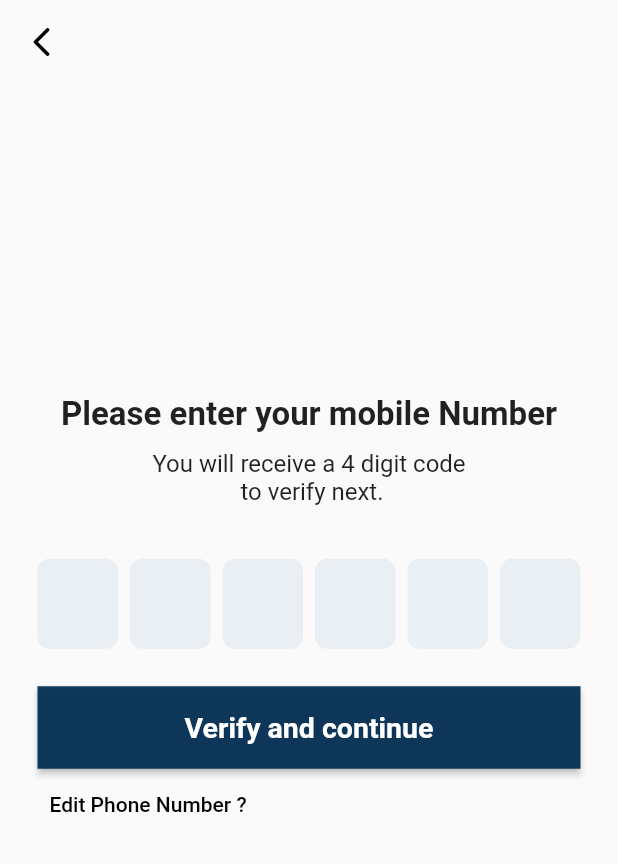
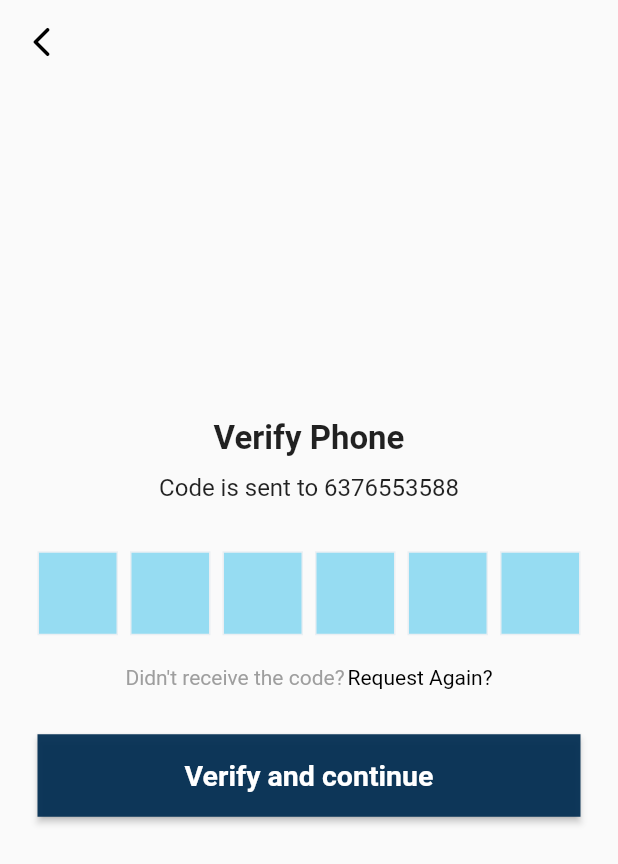
Before and after one commit to Nitinjiwnani/Liveasy_task, a Flutter app: the ScreenThree screen opened by its route, after a tap on "Verify and continue", on a phone screen of 412 x 824 dp. Shown: the top 864 px of the screen. Run offline on Flutter 3.47's test engine with Material 2 defaults, Android fonts, the phone set to English and light mode, and no system bars; drawn by our look-alikes of pinput; our stand-ins replace firebase_auth, firebase_core; missing offline and left inert: country_list_pick; accounts and stored records are empty; network calls fail.

```diff
--- a/lib/screens/screen_three.dart
+++ b/lib/screens/screen_three.dart
@@ -1,8 +1,10 @@
 import 'dart:ui';
 
+import 'package:firebase_auth/firebase_auth.dart';
 import 'package:flutter/material.dart';
 import 'package:flutter/src/widgets/container.dart';
 import 'package:flutter/src/widgets/framework.dart';
+import 'package:liveasy_task/screens/screen_two.dart';
 import 'package:pinput/pinput.dart';
 
 class ScreenThree extends StatefulWidget {
@@ -13,6 +15,7 @@ class ScreenThree extends StatefulWidget {
 }
 
 class _ScreenThreeState extends State<ScreenThree> {
+  final FirebaseAuth auth = FirebaseAuth.instance;
   @override
   Widget build(BuildContext context) {
     final defaultPinTheme = PinTheme(
@@ -38,6 +41,7 @@ class _ScreenThreeState extends State<ScreenThree> {
         color: Color.fromRGBO(234, 239, 243, 1),
       ),
     );
+    var code = "";
     return Scaffold(
       extendBodyBehindAppBar: true,
       appBar: AppBar(
@@ -61,32 +65,74 @@ class _ScreenThreeState extends State<ScreenThree> {
           mainAxisAlignment: MainAxisAlignment.center,
           children: [
             Text(
-              'Please enter your mobile Number',
+              'Verify Phone',
               style: TextStyle(fontSize: 22, fontWeight: FontWeight.bold),
             ),
             SizedBox(
               height: 10,
             ),
             Text(
-              'You will receive a 4 digit code \n to verify next.',
+              'Code is sent to 6376553588',
               style: TextStyle(fontSize: 16),
               textAlign: TextAlign.center,
             ),
             SizedBox(
-              height: 35,
+              height: 33,
             ),
             Pinput(
+              defaultPinTheme: defaultPinTheme.copyDecorationWith(
+                  color: Color.fromARGB(255, 150, 220, 242),
+                  borderRadius: BorderRadius.vertical()),
               length: 6,
               showCursor: true,
+              onChanged: (value) {
+                code = value;
+              },
             ),
             SizedBox(
-              height: 25,
+              height: 20,
+            ),
+            Row(
+              mainAxisAlignment: MainAxisAlignment.center,
+              crossAxisAlignment: CrossAxisAlignment.center,
+              children: [
+                Text(
+                  'Didn\'t receive the code?',
+                  style: TextStyle(color: Colors.grey),
+                ),
+                SizedBox(
+                  width: 2,
+                ),
+                InkWell(
+                  onTap: () {},
+                  child: Text(
+                    'Request Again?',
+                    style: TextStyle(color: Colors.black),
+                  ),
+                ),
+              ],
+            ),
+            SizedBox(
+              height: 30,
             ),
             SizedBox(
               height: 55,
               width: double.infinity,
               child: ElevatedButton(
-                onPressed: () {},
+                onPressed: () async {
+                  try {
+                    PhoneAuthCredential credential =
+                        PhoneAuthProvider.credential(
+                      verificationId: ScreenTwo.verify,
+                      smsCode: code,
+                    );
+                    await auth.signInWithCredential(credential);
+                    Navigator.pushNamedAndRemoveUntil(
+                        context, "profile", (route) => false);
+                  } catch (e) {
+                    print("Wrong OTP");
+                  }
+                },
                 style: ElevatedButton.styleFrom(
                   shape:
                       RoundedRectangleBorder(borderRadius: BorderRadius.zero),
@@ -101,16 +147,6 @@ class _ScreenThreeState extends State<ScreenThree> {
                 ),
               ),
             ),
-            Row(
-              children: [
-                TextButton(
-                    onPressed: () {},
-                    child: Text(
-                      'Edit Phone Number ?',
-                      style: TextStyle(color: Colors.black),
-                    )),
-              ],
-            )
           ],
         )),
       ),
--- a/pubspec.yaml
+++ b/pubspec.yaml
@@ -39,6 +39,8 @@ dependencies:
   wave: ^0.2.2
   pinput: ^2.2.16
   country_list_pick: ^1.0.1+6
+  firebase_core: ^2.2.0
+  firebase_auth: ^4.1.2
 
 
 dev_dependencies:
```
Also changed, not shown: lib/main.dart (+9 -2 lines), lib/screens/screen_five.dart (added, +21 -0 lines), lib/screens/screen_four.dart (added, +102 -0 lines), lib/screens/screen_two.dart (+19 -3 lines), pubspec.lock, 4 other files.
